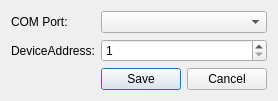
Qt form OpenSimwheelCommander/Dialogs/DriveStageConfigDialog.ui (OpenSimwheel/OpenSimwheelCommander) before a commit.
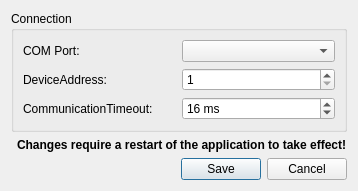
The same form after that commit.

Commit message:
Some refactoring and code optimizations. Also added two new settings for startup procedure (TorqueLPFBandwidth and Timeout).
Updated to 1000Hz frequency.

Patch:
```diff
--- a/OpenSimwheelCommander/Dialogs/DriveStageConfigDialog.ui
+++ b/OpenSimwheelCommander/Dialogs/DriveStageConfigDialog.ui
@@ -9,8 +9,8 @@
    <rect>
     <x>0</x>
     <y>0</y>
-    <width>255</width>
-    <height>99</height>
+    <width>353</width>
+    <height>183</height>
    </rect>
   </property>
   <property name="sizePolicy">
@@ -26,6 +26,42 @@
    <bool>true</bool>
   </property>
   <layout class="QFormLayout" name="formLayout">
+   <item row="3" column="1">
+    <widget class="QDialogButtonBox" name="buttonBox">
+     <property name="orientation">
+      <enum>Qt::Horizontal</enum>
+     </property>
+     <property name="standardButtons">
+      <set>QDialogButtonBox::Cancel|QDialogButtonBox::Save</set>
+     </property>
+     <property name="centerButtons">
+      <bool>false</bool>
+     </property>
+    </widget>
+   </item>
+   <item row="2" column="1">
+    <widget class="QLabel" name="label_4">
+     <property name="font">
+      <font>
+       <weight>75</weight>
+       <bold>true</bold>
+       <underline>false</underline>
+      </font>
+     </property>
+     <property name="text">
+      <string>Changes require a restart of the application to take effect!</string>
+     </property>
+     <property name="textFormat">
+      <enum>Qt::PlainText</enum>
+     </property>
+    </widget>
+   </item>
+   <item row="1" column="0" colspan="2">
+    <widget class="QGroupBox" name="groupBox">
+     <property name="title">
+      <string>Connection</string>
+     </property>
+     <layout class="QGridLayout" name="gridLayout">
    <item row="0" column="0">
     <widget class="QLabel" name="label">
      <property name="text">
@@ -33,13 +69,6 @@
      </property>
     </widget>
    </item>
-   <item row="1" column="0">
-    <widget class="QLabel" name="label_2">
-     <property name="text">
-      <string>DeviceAddress:</string>
-     </property>
-    </widget>
-   </item>
    <item row="0" column="1">
     <widget class="QComboBox" name="comPortComboBox">
      <property name="whatsThis">
@@ -47,6 +76,13 @@
      </property>
     </widget>
    </item>
+      <item row="1" column="0">
+       <widget class="QLabel" name="label_2">
+        <property name="text">
+         <string>DeviceAddress:</string>
+        </property>
+       </widget>
+      </item>
    <item row="1" column="1">
     <widget class="QSpinBox" name="deviceAddressSpinBox">
      <property name="whatsThis">
@@ -69,17 +105,33 @@
      </property>
     </widget>
    </item>
+      <item row="2" column="0">
+       <widget class="QLabel" name="label_3">
+        <property name="text">
+         <string>CommunicationTimeout:</string>
+        </property>
+       </widget>
+      </item>
    <item row="2" column="1">
-    <widget class="QDialogButtonBox" name="buttonBox">
-     <property name="orientation">
-      <enum>Qt::Horizontal</enum>
-     </property>
-     <property name="standardButtons">
-      <set>QDialogButtonBox::Cancel|QDialogButtonBox::Save</set>
-     </property>
-     <property name="centerButtons">
-      <bool>false</bool>
-     </property>
+       <widget class="QSpinBox" name="connectionTimeoutMsSpinBox">
+        <property name="toolTip">
+         <string extracomment="If you experience problems with your communication (eg. homing sequence doesn't end at center position or sudden connection losses) try to increase the connection timeout value. The goal however should be to keep it as low as possible. Values down to 20ms are considered save. This heavily depends on your wiring and COM-Port driver implementation and hardware compatibility."/>
+        </property>
+        <property name="suffix">
+         <string notr="true"> ms</string>
+        </property>
+        <property name="minimum">
+         <number>10</number>
+        </property>
+        <property name="maximum">
+         <number>30</number>
+        </property>
+        <property name="value">
+         <number>16</number>
+        </property>
+       </widget>
+      </item>
+     </layout>
     </widget>
    </item>
   </layout>
```
Lines whose indentation alone changed are shown as unchanged. The commit also changes 19 other files.
